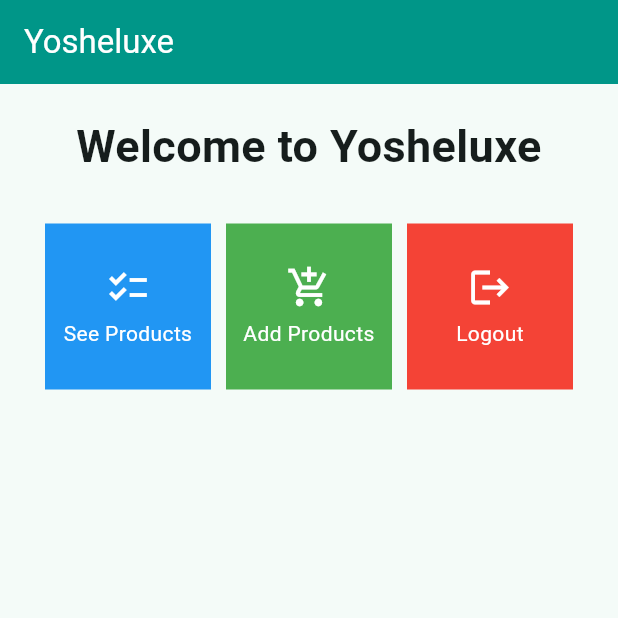
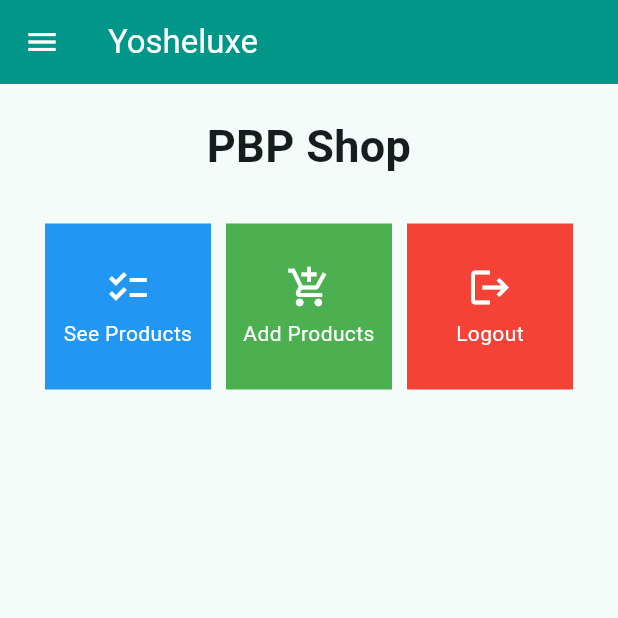
Before and after one commit to yoshelinn/yosheluxe-mobile, a Flutter app: the screen it shows after launch, on a phone screen of 412 x 824 dp, the top half of it. Run offline on Flutter 3.47's test engine with Material 2 defaults, Android fonts, the phone set to English and light mode, and no system bars.

Commit message:
Fixing some bug

```diff
--- a/lib/screens/menu.dart
+++ b/lib/screens/menu.dart
@@ -16,12 +16,14 @@ class MyHomePage extends StatelessWidget {
   Widget build(BuildContext context) {
     return Scaffold(
       appBar: AppBar(
-        backgroundColor : Colors.teal,
         title: const Text(
           'Yosheluxe',
           style: TextStyle(color: Colors.white),
         ),
+        backgroundColor: Colors.teal,
+        foregroundColor: Colors.white,
       ),
+      drawer: const LeftDrawer(),
       body: SingleChildScrollView(
         // Widget wrapper yang dapat discroll
         child: Padding(
@@ -33,7 +35,7 @@ class MyHomePage extends StatelessWidget {
                 padding: EdgeInsets.only(top: 10.0, bottom: 10.0),
                 // Widget Text untuk menampilkan tulisan dengan alignment center dan style yang sesuai
                 child: Text(
-                  'Welcome to Yosheluxe', // Text yang menandakan toko
+                  'PBP Shop', // Text yang menandakan toko
                   textAlign: TextAlign.center,
                   style: TextStyle(
                     fontSize: 30,
@@ -76,8 +78,8 @@ class ShopCard extends StatelessWidget {
 
   const ShopCard(this.item, {super.key}); // Constructor
 
-  @override // Override
-    Widget build(BuildContext context) {
+  @override
+  Widget build(BuildContext context) {
     return Material(
       color: item.color,
       child: InkWell(
@@ -88,6 +90,13 @@ class ShopCard extends StatelessWidget {
             ..hideCurrentSnackBar()
             ..showSnackBar(SnackBar(
                 content: Text("${item.name} Succesfully!")));
+          // Navigate ke route yang sesuai (tergantung jenis tombol)
+          if (item.name == "Add Product") {
+            // TODO: Gunakan Navigator.push untuk melakukan navigasi ke MaterialPageRoute yang mencakup ShopFormPage.
+            Navigator.push(context,
+            MaterialPageRoute(builder: (context) => const ShopFormPage()));
+
+          }
         },
         child: Container(
           // Container untuk menyimpan Icon dan Text
```
